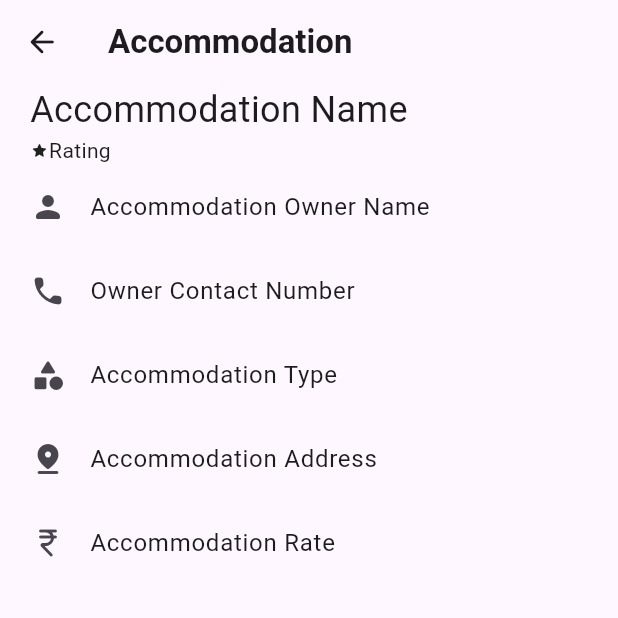
After one commit to ikrsx/kickstartu, a Flutter app: the AccommodationDetailsScreen screen opened directly, on a phone screen of 412 x 824 dp, the top half of it. The commit adds this screen. Run offline on Flutter 3.47's test engine with Material 3 defaults, Android fonts, the phone set to English and light mode, and no system bars; our stand-ins replace supabase_flutter; accounts and stored records are empty.

Commit message:
changes in icon & added accommodation detail screen

```diff
--- /dev/null
+++ b/lib/ui/accommodations/screens/accommodation_details_screen.dart
@@ -0,0 +1,61 @@
+import 'package:flutter/material.dart';
+import 'package:kickstartu/ui/core/rating_row.dart';
+import 'package:kickstartu/ui/core/screen_back_button.dart';
+import 'package:kickstartu/ui/core/screen_title.dart';
+import 'package:kickstartu/ui/accommodations/widgets/accommodation_title_text.dart';
+
+class AccommodationDetailsScreen extends StatelessWidget {
+  const AccommodationDetailsScreen({super.key});
+
+  @override
+  Widget build(BuildContext context) {
+    return Scaffold(
+      appBar: AppBar(
+        automaticallyImplyLeading: false,
+        leading: ScreenBackButton(),
+        title: AccommodationTitleText(),
+      ),
+
+      body: ListView(
+        padding: EdgeInsets.symmetric(horizontal: 20),
+        children: [
+          ScreenTitle(value: "Accommodation Name"),
+
+          RatingRow(value: "Rating"),
+
+          ListTile(
+            contentPadding: EdgeInsets.all(0),
+            leading: Icon(Icons.person_rounded),
+            title: Text("Accommodation Owner Name"),
+          ),
+
+          ListTile(
+            contentPadding: EdgeInsets.all(0),
+            leading: Icon(Icons.phone_rounded),
+            title: Text("Owner Contact Number"),
+            onTap: () {},
+          ),
+
+          ListTile(
+            contentPadding: EdgeInsets.all(0),
+            leading: Icon(Icons.category_rounded),
+            title: Text("Accommodation Type"),
+          ),
+
+          ListTile(
+            contentPadding: EdgeInsets.all(0),
+            leading: Icon(Icons.pin_drop_rounded),
+            title: Text("Accommodation Address"),
+            onTap: () {},
+          ),
+
+          ListTile(
+            contentPadding: EdgeInsets.all(0),
+            leading: Icon(Icons.currency_rupee_rounded),
+            title: Text("Accommodation Rate"),
+          ),
+        ],
+      ),
+    );
+  }
+}
--- a/lib/ui/accommodations/widgets/accommodation_list_builder.dart
+++ b/lib/ui/accommodations/widgets/accommodation_list_builder.dart
@@ -1,5 +1,6 @@
 import 'package:flutter/material.dart';
 import 'package:provider/provider.dart';
+import 'package:kickstartu/ui/accommodations/screens/accommodation_details_screen.dart';
 import 'package:kickstartu/ui/accommodations/view_model/accommodation_view_model.dart';
 import 'package:kickstartu/ui/accommodations/widgets/accommodation_tile.dart';
 
@@ -15,15 +16,21 @@ class AccommodationListBuilder extends StatelessWidget {
       return Center(child: CircularProgressIndicator());
     }
     return ListView.builder(
+      itemCount: viewModel.accommodations.length,
       itemBuilder: (context, index) {
         return AccommodationTile(
           title: viewModel.accommodations[index].name,
           thumbnail: viewModel.accommodations[index].thumbnail,
-          rateValue: viewModel.accommodations[index].rate.toString(),
-          ratingValue: viewModel.accommodations[index].rating.toString(),
+          rate: viewModel.accommodations[index].rate.toString(),
+          rating: viewModel.accommodations[index].rating.toString(),
+          address: "Address",
+          onTap: () => Navigator.of(context).push(
+            MaterialPageRoute(
+              builder: (context) => AccommodationDetailsScreen(),
+            ),
+          ),
         );
       },
-      itemCount: viewModel.accommodations.length,
     );
   }
 }
--- a/lib/ui/accommodations/widgets/accommodation_tile.dart
+++ b/lib/ui/accommodations/widgets/accommodation_tile.dart
@@ -7,16 +7,20 @@ import 'package:kickstartu/ui/core/tile_title.dart';
 class AccommodationTile extends StatelessWidget {
   const AccommodationTile({
     super.key,
+    required this.thumbnail,
     required this.title,
-    required this.thumbnail,
-    required this.rateValue,
-    required this.ratingValue,
+    required this.address,
+    required this.rate,
+    required this.rating,
+    this.onTap,
   });
 
+  final String thumbnail;
   final String title;
-  final String thumbnail;
-  final String rateValue;
-  final String ratingValue;
+  final String address;
+  final String rate;
+  final String rating;
+  final void Function()? onTap;
 
   @override
   Widget build(BuildContext context) {
@@ -29,13 +33,13 @@ class AccommodationTile extends StatelessWidget {
           children: [
             SizedBox(height: 6),
             TileTitle(value: title),
-            TileSubTitle(value: "Address"),
-            TileSubTitle(value: rateValue),
+            TileSubTitle(value: address),
+            TileSubTitle(value: rate),
             SizedBox(height: 6),
-            RatingRow(value: ratingValue),
+            RatingRow(value: rating),
           ],
         ),
-        onTap: () {},
+        onTap: onTap,
       ),
     );
   }
--- /dev/null
+++ b/lib/ui/accommodations/widgets/accommodation_title_text.dart
@@ -0,0 +1,10 @@
+import 'package:flutter/material.dart';
+
+class AccommodationTitleText extends StatelessWidget {
+  const AccommodationTitleText({super.key});
+
+  @override
+  Widget build(BuildContext context) {
+    return Text("Accommodation", style: TextStyle(fontWeight: FontWeight.bold));
+  }
+}
--- a/lib/ui/core/rating_row.dart
+++ b/lib/ui/core/rating_row.dart
@@ -7,6 +7,6 @@ class RatingRow extends StatelessWidget {
 
   @override
   Widget build(BuildContext context) {
-    return Row(children: [Icon(Icons.star, size: 12.6), Text(value)]);
+    return Row(children: [Icon(Icons.star_rounded, size: 12.6), Text(value)]);
   }
 }
--- /dev/null
+++ b/lib/ui/core/screen_back_button.dart
@@ -0,0 +1,13 @@
+import 'package:flutter/material.dart';
+
+class ScreenBackButton extends StatelessWidget {
+  const ScreenBackButton({super.key});
+
+  @override
+  Widget build(BuildContext context) {
+    return IconButton(
+      onPressed: () => Navigator.pop(context),
+      icon: Icon(Icons.arrow_back_rounded),
+    );
+  }
+}
--- /dev/null
+++ b/lib/ui/core/screen_title.dart
@@ -0,0 +1,12 @@
+import 'package:flutter/material.dart';
+
+class ScreenTitle extends StatelessWidget {
+  const ScreenTitle({super.key, required this.value});
+
+  final String value;
+
+  @override
+  Widget build(BuildContext context) {
+    return Text(value, style: TextStyle(fontSize: 24));
+  }
+}
```
